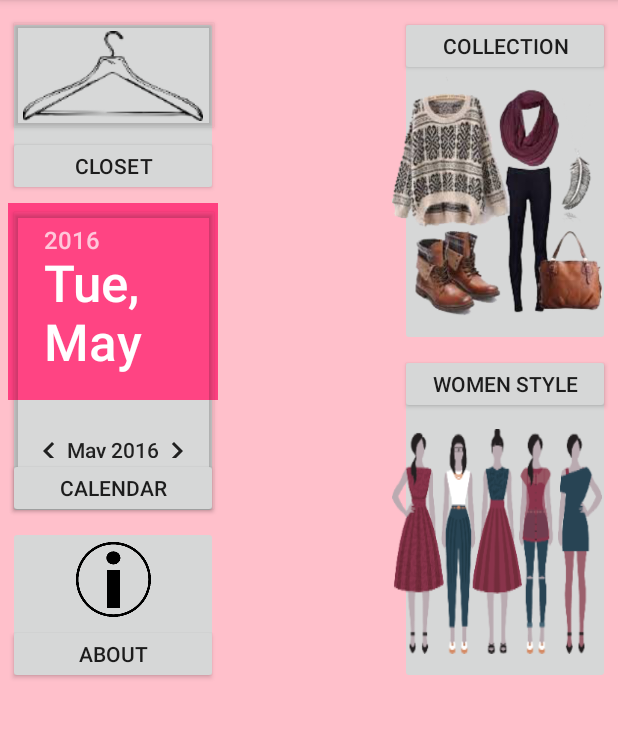
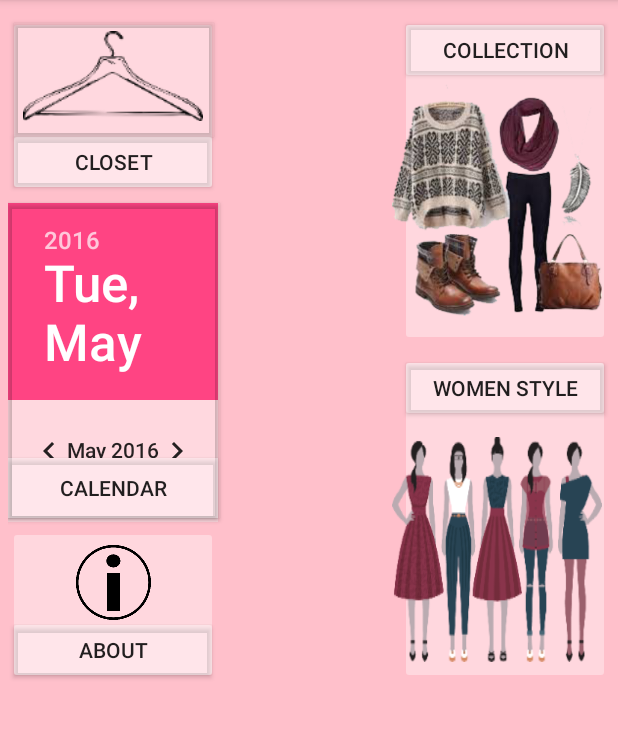
Before and after one commit to Supatcharee/ModClothesProject2-master, an Android app: the screen it shows after launch (MainActivity), on a phone screen of 412 x 824 dp, the part 84-822 px from its top. Run offline under Robolectric (Android 15) with nearby library versions, the phone set to English and light mode, and no system bars.

Commit message:
5/24/2016

```diff
--- a/app/src/main/res/layout/activity_main.xml
+++ b/app/src/main/res/layout/activity_main.xml
@@ -22,6 +22,7 @@
                 android:layout_width="140dp"
                 android:layout_height="120dp"
                 android:text="Closet"
+                android:backgroundTint="#5affffff"
                 android:id="@+id/ibtnCloset"
                 android:layout_alignParentTop="true"
                 android:layout_alignParentStart="true" />
@@ -29,8 +30,10 @@
             <ImageButton
 
                 android:layout_width="140dp"
-                android:layout_height="208dp"
+                android:layout_height="210dp"
                 android:text="Calendar"
+                android:background="@color/colorBackground"
+                android:backgroundTint="#5affffff"
                 android:id="@+id/ibtnCalendar"
                 android:layout_marginTop="7dp"
                 android:layout_below="@+id/ibtnCloset"
@@ -41,6 +44,7 @@
                 android:layout_width="140dp"
                 android:layout_height="220dp"
                 android:text="Collection"
+                android:backgroundTint="#5affffff"
                 android:id="@+id/btnCollection"
                 android:layout_alignParentTop="true"
                 android:layout_alignParentEnd="true" />
@@ -52,13 +56,15 @@
                 android:text="Calendar"
                 android:id="@+id/btnWomenStyle"
                 android:layout_below="@+id/btnCollection"
-                android:layout_alignParentEnd="true" />
+                android:layout_alignParentEnd="true"
+                android:backgroundTint="#5affffff" />
 
             <ImageButton
                 android:layout_width="140dp"
                 android:layout_height="135dp"
                 android:id="@+id/imageButton2"
                 android:layout_marginTop="5dp"
+                android:backgroundTint="#5affffff"
                 android:layout_alignParentStart="true"
                 android:layout_alignEnd="@+id/ibtnCalendar"
                 android:layout_below="@+id/btnWS"
@@ -98,12 +104,7 @@
                 android:layout_below="@+id/btnC"
                 android:layout_alignParentEnd="true"/>
 
-            <ImageView
-                android:layout_width="80dp"
-                android:layout_height="wrap_content"
-                android:text="Help"
-                android:id="@+id/imageView6"
-                android:layout_marginStart="10dp" />
+
 
             <ImageView
                 android:layout_width="50dp"
@@ -118,7 +119,7 @@
 
             <Button
                 android:layout_width="141dp"
-                android:layout_height="81dp"
+                android:layout_height="88dp"
                 android:id="@+id/btnWS1"
                 android:layout_marginTop="4dp"
                 android:backgroundTint="#05ffffff" />
@@ -126,8 +127,9 @@
 
             <Button
                 android:layout_width="140dp"
-                android:layout_height="40dp"
+                android:layout_height="45dp"
                 android:text="Closet"
+                android:backgroundTint="#5affffff"
                 android:id="@+id/btnCS"
                 android:layout_alignBottom="@+id/ibtnCloset" />
 
@@ -136,13 +138,16 @@
                 android:layout_height="210dp"
                 android:layout_marginTop="130dp"
                 android:id="@+id/btnCS1"
-                android:backgroundTint="#05ffffff" />
+                android:background="@color/colorBackground"
+                android:backgroundTint="#05ffffff"
+                android:layout_alignBottom="@+id/btnWS" />
 
             <Button
                 android:layout_width="140dp"
-                android:layout_height="40dp"
+                android:layout_height="45dp"
                 android:text="Collection"
                 android:id="@+id/btnCT"
+                android:backgroundTint="#5affffff"
                 android:layout_alignTop="@+id/btnCollection"
                 android:layout_alignStart="@+id/btnCollection"/>
 
@@ -150,9 +155,10 @@
 
             <Button
                 android:layout_width="wrap_content"
-                android:layout_height="40dp"
+                android:layout_height="45dp"
                 android:text="Women Style"
                 android:id="@+id/btnC"
+                android:backgroundTint="#5affffff"
                 android:layout_alignTop="@+id/btnWomenStyle"
                 android:layout_alignStart="@+id/btnWomenStyle"
                 android:layout_alignParentEnd="true" />
@@ -187,13 +193,16 @@
                 android:layout_height="40dp"
                 android:text="Calendar"
                 android:id="@+id/btnWS"
+                android:background="@color/colorBackground"
+                android:backgroundTint="#5affffff"
                 android:layout_marginTop="300dp" />
 
             <Button
                 android:layout_width="140dp"
-                android:layout_height="40dp"
+                android:layout_height="45dp"
                 android:text="About"
                 android:id="@+id/btnA"
+                android:backgroundTint="#5affffff"
                 android:layout_alignBottom="@+id/imageButton2" />
 
         </RelativeLayout>
--- a/app/src/main/res/values/colors.xml
+++ b/app/src/main/res/values/colors.xml
@@ -12,7 +12,7 @@
 
     <color name="summer">#FF3399</color>
     <color name="fall">#FF3399</color>
-    <color name="winter">#FF3399</color>
+    <color name="winter">#e6ffffff</color>
     <color name="spring">#FF3399</color>
 
     <color name="deepPurple1">#311B92</color>
```
